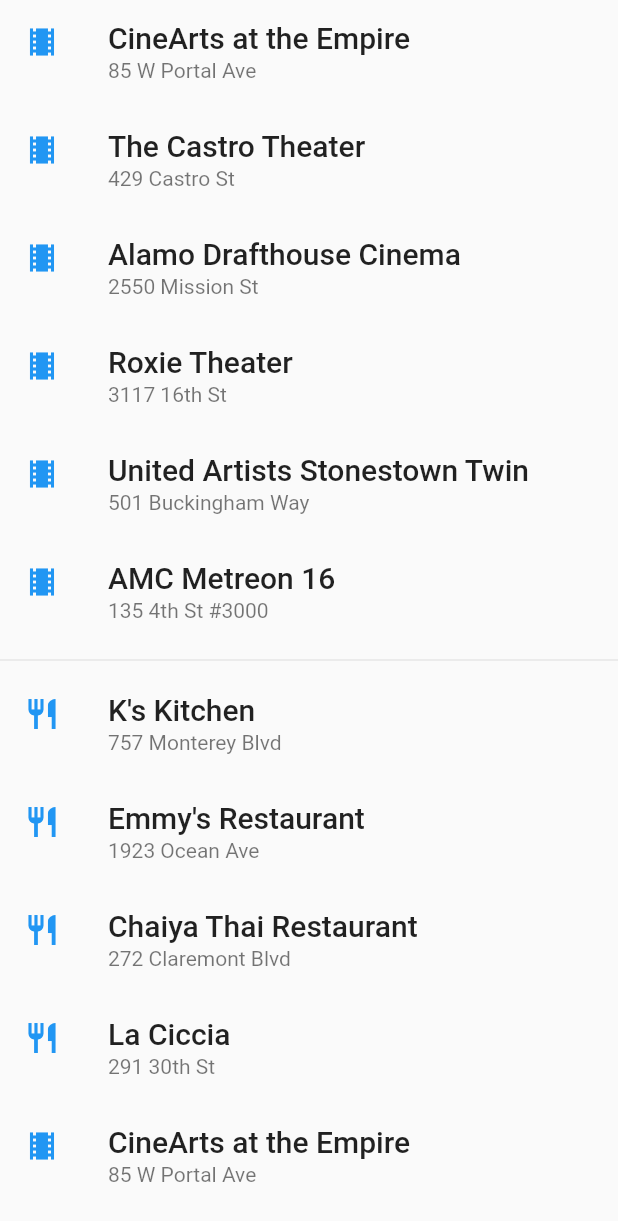
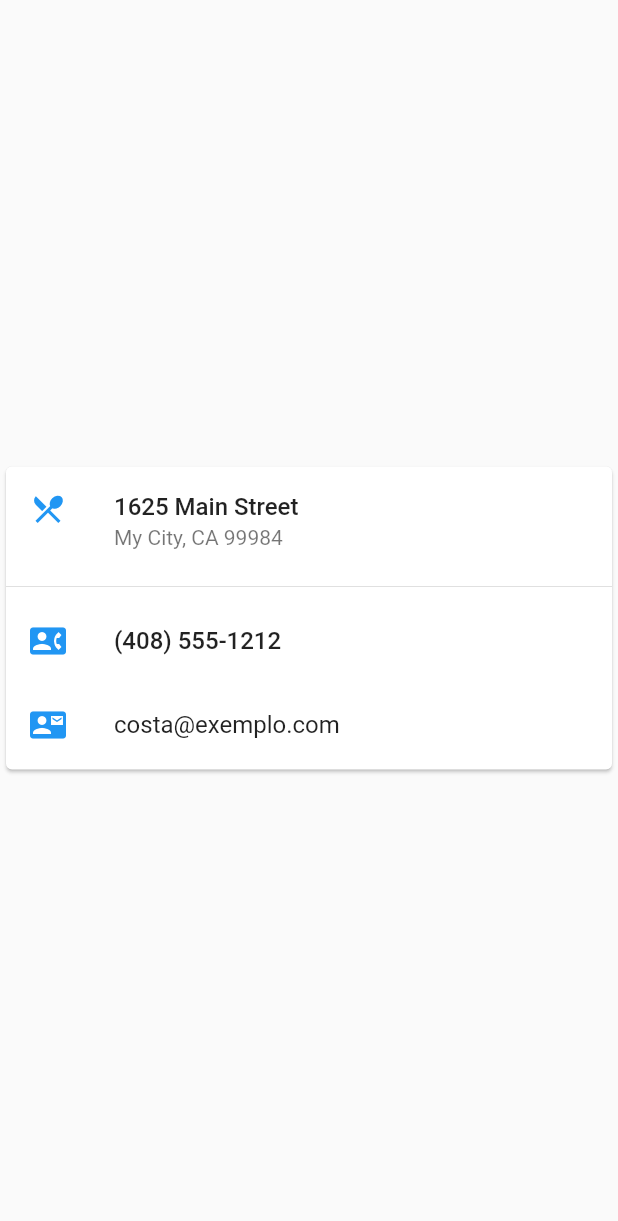
Before and after one commit to marcosalvesmacedo/newapp, a Flutter app: the screen it shows after launch, on a phone screen of 412 x 824 dp. Shown: the top 1221 px of the screen. Run offline on Flutter 3.47's test engine with Material 2 defaults, Android fonts, the phone set to English and light mode, and no system bars.

Commit message:
Create a Card with some ListTiles

```diff
--- a/lib/main.dart
+++ b/lib/main.dart
@@ -9,50 +9,44 @@ void main() {
 class MyApp extends StatelessWidget {
   const MyApp({Key? key}) : super(key: key);
 
-  Widget _buildList() {
-    return ListView(
-      children: [
-        _tile('CineArts at the Empire', '85 W Portal Ave', Icons.theaters),
-        _tile('The Castro Theater', '429 Castro St', Icons.theaters),
-        _tile('Alamo Drafthouse Cinema', '2550 Mission St', Icons.theaters),
-        _tile('Roxie Theater', '3117 16th St', Icons.theaters),
-        _tile('United Artists Stonestown Twin', '501 Buckingham Way',
-            Icons.theaters),
-        _tile('AMC Metreon 16', '135 4th St #3000', Icons.theaters),
-        const Divider(),
-        _tile('K\'s Kitchen', '757 Monterey Blvd', Icons.restaurant),
-        _tile('Emmy\'s Restaurant', '1923 Ocean Ave', Icons.restaurant),
-        _tile('Chaiya Thai Restaurant', '272 Claremont Blvd', Icons.restaurant),
-        _tile('La Ciccia', '291 30th St', Icons.restaurant),
-        _tile('CineArts at the Empire', '85 W Portal Ave', Icons.theaters),
-        _tile('The Castro Theater', '429 Castro St', Icons.theaters),
-        _tile('Alamo Drafthouse Cinema', '2550 Mission St', Icons.theaters),
-        _tile('Roxie Theater', '3117 16th St', Icons.theaters),
-        _tile('United Artists Stonestown Twin', '501 Buckingham Way',
-            Icons.theaters),
-        _tile('AMC Metreon 16', '135 4th St #3000', Icons.theaters),
-        const Divider(),
-        _tile('K\'s Kitchen', '757 Monterey Blvd', Icons.restaurant),
-        _tile('Emmy\'s Restaurant', '1923 Ocean Ave', Icons.restaurant),
-        _tile('Chaiya Thai Restaurant', '272 Claremont Blvd', Icons.restaurant),
-        _tile('La Ciccia', '291 30th St', Icons.restaurant),
-      ],
-    );
-  }
-
-  Widget _tile(String title, String subTitle, IconData icon) {
-    return ListTile(
-      title: Text(
-        title,
-        style: const TextStyle(
-          fontWeight: FontWeight.w500,
-          fontSize: 20,
+  Widget _buildCard() {
+    return SizedBox(
+      height: 210,
+      child: Card(
+        child: Column(
+          children: [
+            ListTile(
+              title: const Text(
+                '1625 Main Street',
+                style: TextStyle(
+                  fontWeight: FontWeight.w500,
+                ),
+              ),
+              subtitle: const Text('My City, CA 99984'),
+              leading: Icon(
+                Icons.restaurant_menu,
+                color: Colors.blue[500],
+              ),
+            ),
+            const Divider(),
+            ListTile(
+              title: const Text(
+                '(408) 555-1212',
+                style: TextStyle(
+                  fontWeight: FontWeight.w500,
+                ),
+              ),
+              leading: Icon(Icons.contact_phone, color: Colors.blue[500]),
+            ),
+            ListTile(
+              title: const Text('costa@exemplo.com'),
+              leading: Icon(
+                Icons.contact_mail,
+                color: Colors.blue[500],
+              ),
+            )
+          ],
         ),
-      ),
-      subtitle: Text(subTitle),
-      leading: Icon(
-        icon,
-        color: Colors.blue[500],
       ),
     );
   }
@@ -62,7 +56,7 @@ class MyApp extends StatelessWidget {
     return MaterialApp(
       home: Scaffold(
         body: Center(
-          child: _buildList(),
+          child: _buildCard(),
         ),
       ),
     );
```
